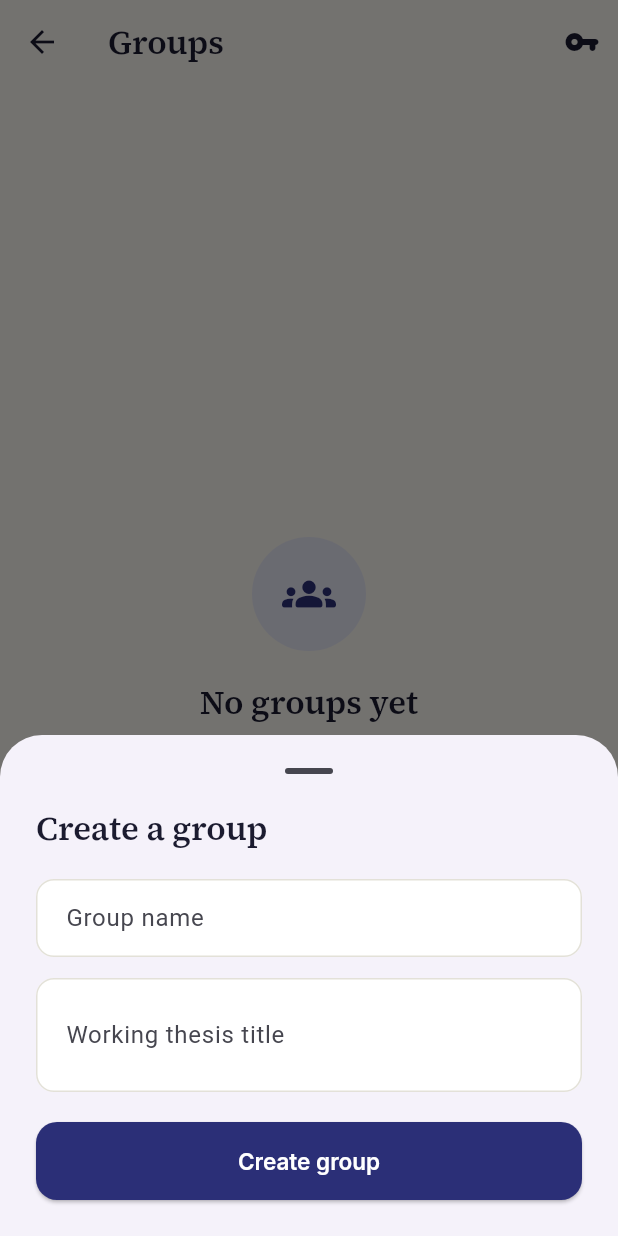
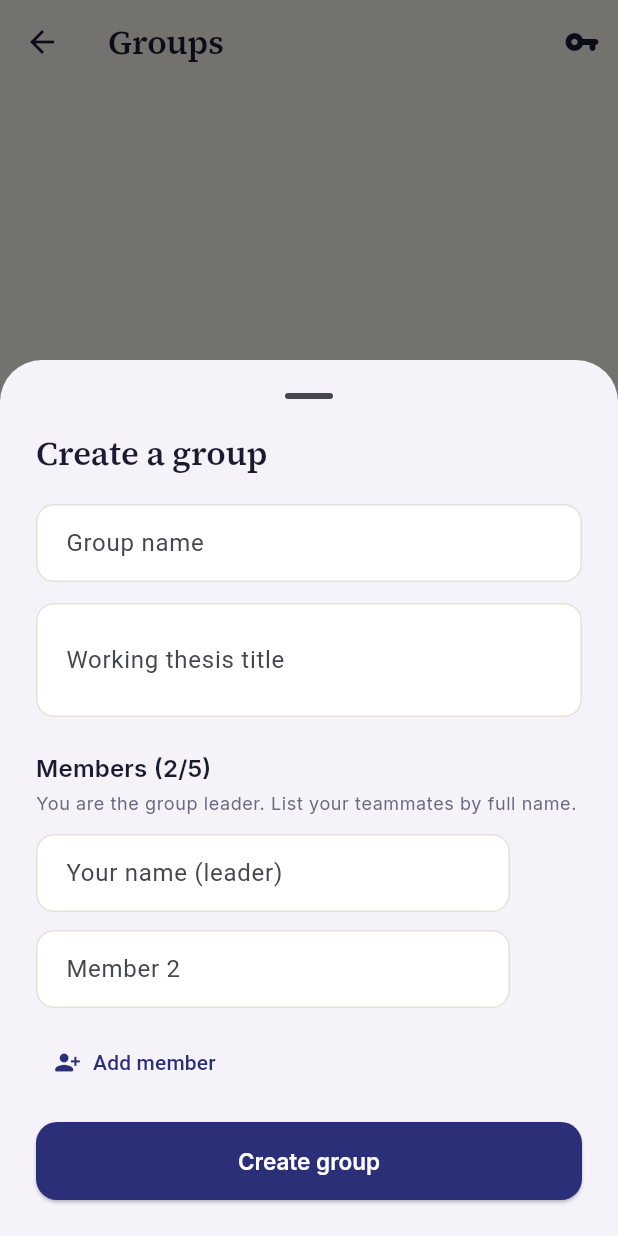
Before and after one commit to datsyolowi/DefendIt, a Flutter app: the _StudentGroups screen opened directly with empty values, after a tap on "New group", on a phone screen of 412 x 824 dp. Run offline on Flutter 3.47's test engine with Material 3 defaults, Android fonts, the phone set to English and light mode, and no system bars; our stand-ins replace cloud_firestore, connectivity_plus, firebase_auth, firebase_core, go_router, google_fonts and 1 more; accounts and stored records are empty.

Commit message:
Group roster, adviser requests with 4-group cap, slots and booking

```diff
--- a/lib/core/constants/limits.dart
+++ b/lib/core/constants/limits.dart
@@ -2,4 +2,6 @@ class Limits {
   Limits._();
 
   static const maxAdviserGroups = 4;
+  static const minGroupMembers = 2; // leader + at least one teammate
+  static const maxGroupMembers = 5;
 }
--- a/lib/data/models/group.dart
+++ b/lib/data/models/group.dart
@@ -6,7 +6,9 @@ class Group {
     required this.code,
     required this.memberUids,
     required this.memberNames,
+    required this.roster,
     required this.createdAt,
+    this.leaderUid,
     this.adviserUid,
     this.adviserName,
   });
@@ -15,11 +17,22 @@ class Group {
   final String name;
   final String thesisTitle;
   final String code;
-  final List<String> memberUids;
+  final List<String> memberUids; // accounts with access to this group
   final Map<String, String> memberNames; // uid -> display name
-  final int createdAt; // millis since epoch (easy to store in sqflite later)
+  final List<String> roster; // official member names; roster.first = leader
+  final int createdAt; // millis since epoch
+  final String? leaderUid;
   final String? adviserUid;
   final String? adviserName;
+
+  /// "Ana Cruz (leader), Ben Lim, Carla Reyes"
+  String get rosterLabel {
+    if (roster.isEmpty) return '';
+    return [
+      '${roster.first} (leader)',
+      ...roster.skip(1),
+    ].join(', ');
+  }
 
   Map<String, dynamic> toMap() => {
     'name': name,
@@ -27,22 +40,35 @@ class Group {
     'code': code,
     'memberUids': memberUids,
     'memberNames': memberNames,
+    'roster': roster,
     'createdAt': createdAt,
+    'leaderUid': leaderUid,
     'adviserUid': adviserUid,
     'adviserName': adviserName,
   };
 
-  factory Group.fromMap(Map<String, dynamic> m, String id) => Group(
+  factory Group.fromMap(Map<String, dynamic> m, String id) {
+    final uids = List<String>.from(m['memberUids'] ?? const []);
+    final names = Map<String, String>.from(
+        (m['memberNames'] as Map?)?.map((k, v) => MapEntry('$k', '$v')) ??
+            const {});
+    final roster = m['roster'] == null
+        ? names.values.toList() // older groups created before rosters
+        : List<String>.from(m['roster']);
+
+    return Group(
       id: id,
       name: (m['name'] as String?) ?? '',
       thesisTitle: (m['thesisTitle'] as String?) ?? '',
       code: (m['code'] as String?) ?? '',
-    memberUids: List<String>.from(m['memberUids'] ?? const []),
-    memberNames: Map<String, String>.from(
-        (m['memberNames'] as Map?)?.map((k, v) => MapEntry('$k', '$v')) ??
-            const {}),
+      memberUids: uids,
+      memberNames: names,
+      roster: roster,
       createdAt: (m['createdAt'] as int?) ?? 0,
+      leaderUid:
+      (m['leaderUid'] as String?) ?? (uids.isNotEmpty ? uids.first : null),
       adviserUid: m['adviserUid'] as String?,
       adviserName: m['adviserName'] as String?,
     );
   }
+}
--- a/lib/data/repositories/group_repository.dart
+++ b/lib/data/repositories/group_repository.dart
@@ -47,8 +47,24 @@ class GroupRepository {
     required AppUser student,
     required String name,
     required String thesisTitle,
+    required List<String> members, // leader first
   }) async {
+    final cleaned = members.map((m) => m.trim()).where((m) => m.isNotEmpty).toList();
+
+    if (cleaned.length < Limits.minGroupMembers ||
+        cleaned.length > Limits.maxGroupMembers) {
+      throw GroupFailure(
+          'A group needs ${Limits.minGroupMembers} to ${Limits.maxGroupMembers} members.');
+    }
+    final lower = cleaned.map((m) => m.toLowerCase()).toSet();
+    if (lower.length != cleaned.length) {
+      throw GroupFailure('Each member name must be different.');
+    }
+    if (student.role != UserRole.student) {
+      throw GroupFailure('Only students can create groups.');
+    }
     await _requireOnline();
+
     final ref = _col.doc();
     final group = Group(
       id: ref.id,
@@ -57,6 +73,8 @@ class GroupRepository {
       code: await _uniqueCode(),
       memberUids: [student.uid],
       memberNames: {student.uid: student.name},
+      roster: cleaned,
+      leaderUid: student.uid,
       createdAt: DateTime.now().millisecondsSinceEpoch,
     );
     await ref.set(group.toMap());
--- a/lib/features/groups/group_form_sheets.dart
+++ b/lib/features/groups/group_form_sheets.dart
@@ -1,6 +1,7 @@
 import 'package:flutter/material.dart';
 import 'package:provider/provider.dart';
 
+import '../../core/constants/limits.dart';
 import '../../core/theme/app_colors.dart';
 import '../../core/utils/validators.dart';
 import '../../core/widgets/primary_button.dart';
@@ -50,6 +51,8 @@ class _SheetFrame extends StatelessWidget {
   }
 }
 
+// ───────────────────────── Create group ─────────────────────────
+
 class _CreateGroupSheet extends StatefulWidget {
   const _CreateGroupSheet({required this.user});
   final AppUser user;
@@ -62,14 +65,38 @@ class _CreateGroupSheetState extends State<_CreateGroupSheet> {
   final _formKey = GlobalKey<FormState>();
   final _name = TextEditingController();
   final _title = TextEditingController();
+  late final List<TextEditingController> _members;
   bool _busy = false;
   String? _error;
+
+  @override
+  void initState() {
+    super.initState();
+    // Row 0 is the leader (prefilled from the Google account), row 1 a teammate.
+    _members = [
+      TextEditingController(text: widget.user.name),
+      TextEditingController(),
+    ];
+  }
 
   @override
   void dispose() {
     _name.dispose();
     _title.dispose();
+    for (final c in _members) {
+      c.dispose();
+    }
     super.dispose();
+  }
+
+  void _addMember() {
+    if (_members.length >= Limits.maxGroupMembers) return;
+    setState(() => _members.add(TextEditingController()));
+  }
+
+  void _removeMember(int index) {
+    if (index == 0 || _members.length <= Limits.minGroupMembers) return;
+    setState(() => _members.removeAt(index).dispose());
   }
 
   Future<void> _submit() async {
@@ -83,6 +110,7 @@ class _CreateGroupSheetState extends State<_CreateGroupSheet> {
         student: widget.user,
         name: _name.text,
         thesisTitle: _title.text,
+        members: _members.map((c) => c.text).toList(),
       );
       if (mounted) Navigator.pop(context);
     } on GroupFailure catch (e) {
@@ -96,11 +124,13 @@ class _CreateGroupSheetState extends State<_CreateGroupSheet> {
 
   @override
   Widget build(BuildContext context) {
+    final text = Theme.of(context).textTheme;
     return _SheetFrame(
       title: 'Create a group',
       child: Form(
         key: _formKey,
         child: Column(
+          crossAxisAlignment: CrossAxisAlignment.start,
           children: [
             TextFormField(
               controller: _name,
@@ -119,12 +149,53 @@ class _CreateGroupSheetState extends State<_CreateGroupSheet> {
               validator: (v) =>
                   Validators.text(v, label: 'Thesis title', min: 5, max: 160),
             ),
+            const SizedBox(height: 22),
+            Text('Members (${_members.length}/${Limits.maxGroupMembers})',
+                style: text.titleMedium),
+            const SizedBox(height: 4),
+            Text('You are the group leader. List your teammates by full name.',
+                style: text.bodySmall),
+            const SizedBox(height: 12),
+            for (var i = 0; i < _members.length; i++)
+              Padding(
+                padding: const EdgeInsets.only(bottom: 12),
+                child: Row(
+                  crossAxisAlignment: CrossAxisAlignment.start,
+                  children: [
+                    Expanded(
+                      child: TextFormField(
+                        controller: _members[i],
+                        textCapitalization: TextCapitalization.words,
+                        decoration: InputDecoration(
+                          labelText:
+                          i == 0 ? 'Your name (leader)' : 'Member ${i + 1}',
+                        ),
+                        validator: (v) =>
+                            Validators.text(v, label: 'Name', min: 2, max: 60),
+                      ),
+                    ),
+                    if (i > 0 && _members.length > Limits.minGroupMembers)
+                      IconButton(
+                        tooltip: 'Remove',
+                        icon: const Icon(Icons.close_rounded),
+                        onPressed: () => _removeMember(i),
+                      )
+                    else
+                      const SizedBox(width: 48),
+                  ],
+                ),
+              ),
+            if (_members.length < Limits.maxGroupMembers)
+              TextButton.icon(
+                onPressed: _addMember,
+                icon: const Icon(Icons.person_add_alt_1_rounded, size: 18),
+                label: const Text('Add member'),
+              ),
             if (_error != null) ...[
-              const SizedBox(height: 12),
-              Text(_error!,
-                  style: const TextStyle(color: AppColors.error)),
+              const SizedBox(height: 8),
+              Text(_error!, style: const TextStyle(color: AppColors.error)),
             ],
-            const SizedBox(height: 20),
+            const SizedBox(height: 16),
             PrimaryButton(
                 label: 'Create group', loading: _busy, onPressed: _submit),
           ],
@@ -133,6 +204,8 @@ class _CreateGroupSheetState extends State<_CreateGroupSheet> {
     );
   }
 }
+
+// ───────────────────────── Join group (students) ─────────────────────────
 
 class _JoinGroupSheet extends StatefulWidget {
   const _JoinGroupSheet({required this.user});
@@ -176,9 +249,8 @@ class _JoinGroupSheetState extends State<_JoinGroupSheet> {
 
   @override
   Widget build(BuildContext context) {
-    final isAdviser = widget.user.role == UserRole.adviser;
     return _SheetFrame(
-      title: isAdviser ? 'Advise a group' : 'Join a group',
+      title: 'Join a group',
       child: Form(
         key: _formKey,
         child: Column(
@@ -192,14 +264,11 @@ class _JoinGroupSheetState extends State<_JoinGroupSheet> {
             ),
             if (_error != null) ...[
               const SizedBox(height: 4),
-              Text(_error!,
-                  style: const TextStyle(color: AppColors.error)),
+              Text(_error!, style: const TextStyle(color: AppColors.error)),
             ],
             const SizedBox(height: 16),
             PrimaryButton(
-                label: isAdviser ? 'Become adviser' : 'Join group',
-                loading: _busy,
-                onPressed: _submit),
+                label: 'Join group', loading: _busy, onPressed: _submit),
           ],
         ),
       ),
--- a/lib/features/groups/groups_screen.dart
+++ b/lib/features/groups/groups_screen.dart
@@ -316,7 +316,7 @@ class _GroupCard extends StatelessWidget {
             const SizedBox(height: 6),
             _InfoRow(
               icon: Icons.groups_rounded,
-              text: group.memberNames.values.join(', '),
+              text: group.rosterLabel,
             ),
             if (showCode) ...[
               const SizedBox(height: 12),
@@ -364,6 +364,7 @@ class _RequestCard extends StatelessWidget {
   @override
   Widget build(BuildContext context) {
     final text = Theme.of(context).textTheme;
+    final count = group.roster.length;
     return Card(
       child: Padding(
         padding: const EdgeInsets.all(16),
@@ -376,8 +377,7 @@ class _RequestCard extends StatelessWidget {
             const SizedBox(height: 12),
             _InfoRow(
               icon: Icons.groups_rounded,
-              text:
-              '${group.memberUids.length} member${group.memberUids.length == 1 ? '' : 's'}: ${group.memberNames.values.join(', ')}',
+              text: '$count member${count == 1 ? '' : 's'}: ${group.rosterLabel}',
             ),
             const SizedBox(height: 14),
             SizedBox(
@@ -404,13 +404,18 @@ class _InfoRow extends StatelessWidget {
   @override
   Widget build(BuildContext context) {
     return Row(
+      crossAxisAlignment: CrossAxisAlignment.start,
       children: [
-        Icon(icon, size: 18, color: AppColors.muted),
+        Padding(
+          padding: const EdgeInsets.only(top: 1),
+          child: Icon(icon, size: 18, color: AppColors.muted),
+        ),
         const SizedBox(width: 6),
         Expanded(
           child: Text(
             text,
             style: Theme.of(context).textTheme.bodySmall,
+            maxLines: 3,
             overflow: TextOverflow.ellipsis,
           ),
         ),
```
Lines whose indentation alone changed are shown as unchanged.
